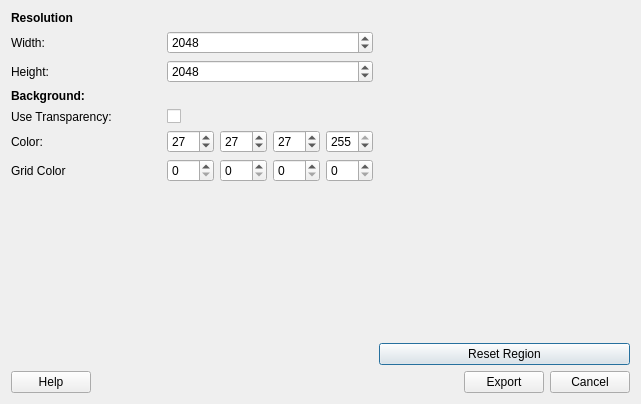
Above: qt_ui/DialogExportImage.ui from FilmColors/VIAN before the change. Below: the same form after it.
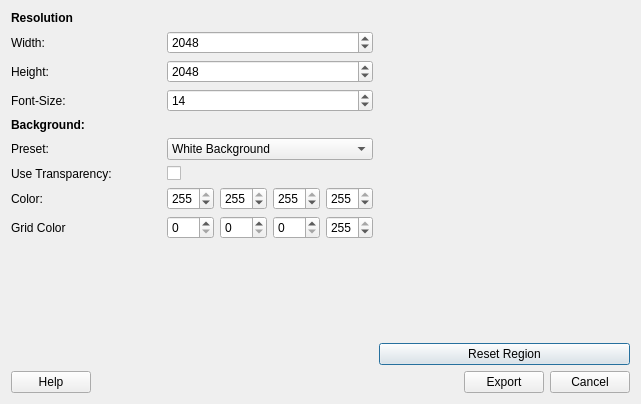
That is the form after the change.

What changed in the file:
```diff
--- a/qt_ui/DialogExportImage.ui
+++ b/qt_ui/DialogExportImage.ui
@@ -109,6 +109,39 @@
          </item>
         </layout>
        </item>
+       <item>
+        <layout class="QHBoxLayout" name="horizontalLayout_9">
+         <item>
+          <widget class="QLabel" name="label_9">
+           <property name="minimumSize">
+            <size>
+             <width>150</width>
+             <height>0</height>
+            </size>
+           </property>
+           <property name="text">
+            <string>Font-Size:</string>
+           </property>
+          </widget>
+         </item>
+         <item>
+          <widget class="QSpinBox" name="spinBoxFontSize">
+           <property name="sizePolicy">
+            <sizepolicy hsizetype="Expanding" vsizetype="Fixed">
+             <horstretch>0</horstretch>
+             <verstretch>0</verstretch>
+            </sizepolicy>
+           </property>
+           <property name="minimum">
+            <number>1</number>
+           </property>
+           <property name="value">
+            <number>14</number>
+           </property>
+          </widget>
+         </item>
+        </layout>
+       </item>
        <item>
         <widget class="QLabel" name="label_4">
          <property name="text">
@@ -116,6 +149,48 @@
          </property>
         </widget>
        </item>
+       <item>
+        <layout class="QHBoxLayout" name="horizontalLayout_8">
+         <item>
+          <widget class="QLabel" name="label_8">
+           <property name="minimumSize">
+            <size>
+             <width>150</width>
+             <height>0</height>
+            </size>
+           </property>
+           <property name="text">
+            <string>Preset:</string>
+           </property>
+          </widget>
+         </item>
+         <item>
+          <widget class="QComboBox" name="comboBoxPreset">
+           <property name="sizePolicy">
+            <sizepolicy hsizetype="Expanding" vsizetype="Fixed">
+             <horstretch>0</horstretch>
+             <verstretch>0</verstretch>
+            </sizepolicy>
+           </property>
+           <item>
+            <property name="text">
+             <string>White Background</string>
+            </property>
+           </item>
+           <item>
+            <property name="text">
+             <string>Dark Background</string>
+            </property>
+           </item>
+           <item>
+            <property name="text">
+             <string>Transparent</string>
+            </property>
+           </item>
+          </widget>
+         </item>
+        </layout>
+       </item>
        <item>
         <layout class="QHBoxLayout" name="horizontalLayout_5">
          <item>
@@ -182,7 +257,7 @@
             <number>255</number>
            </property>
            <property name="value">
-            <number>27</number>
+            <number>255</number>
            </property>
           </widget>
          </item>
@@ -201,7 +276,7 @@
             <number>255</number>
            </property>
            <property name="value">
-            <number>27</number>
+            <number>255</number>
            </property>
           </widget>
          </item>
@@ -220,7 +295,7 @@
             <number>255</number>
            </property>
            <property name="value">
-            <number>27</number>
+            <number>255</number>
            </property>
           </widget>
          </item>
@@ -283,6 +358,9 @@
            <property name="maximum">
             <number>255</number>
            </property>
+           <property name="value">
+            <number>255</number>
+           </property>
           </widget>
          </item>
         </layout>
```
